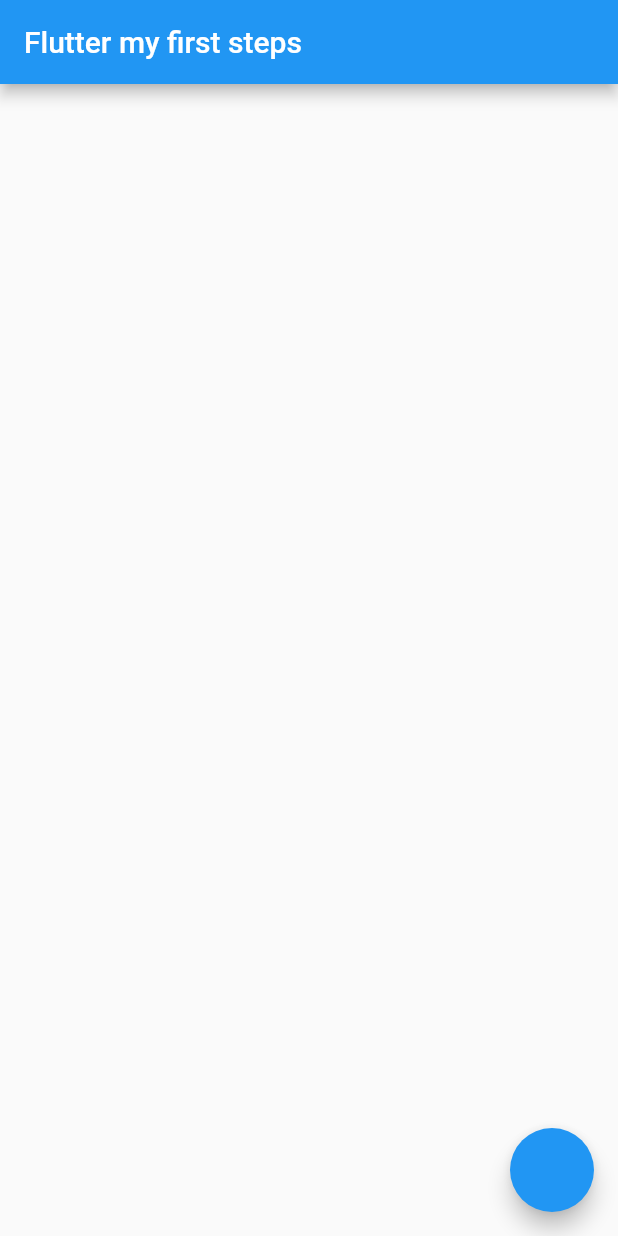
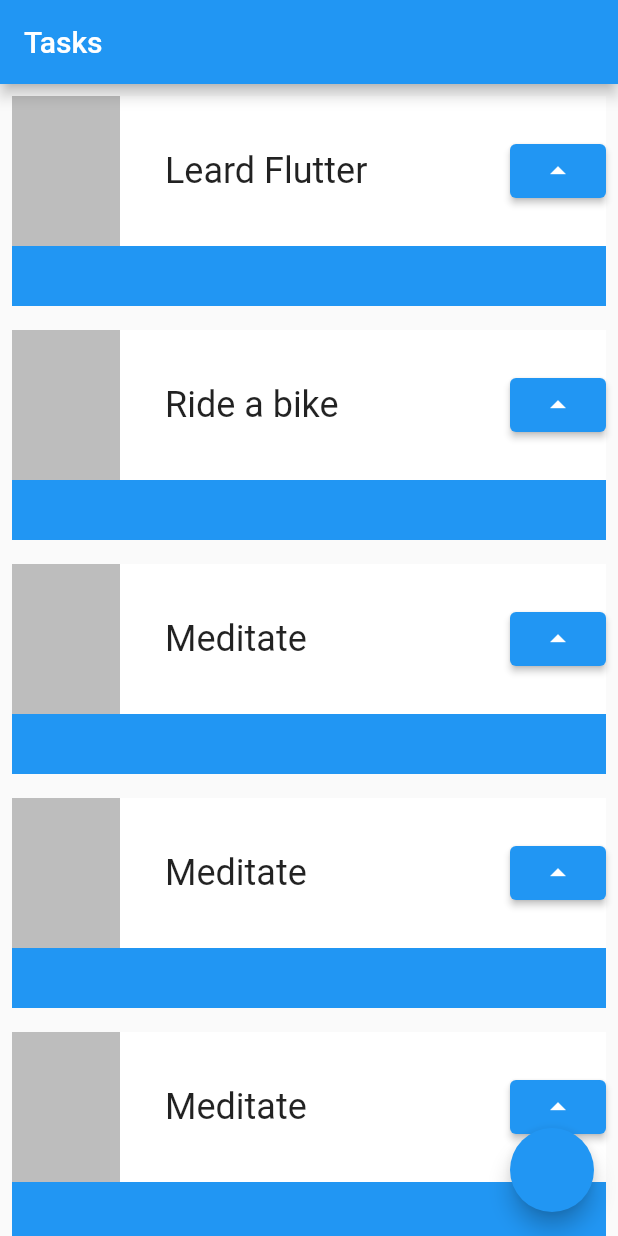
Before and after one commit to EduardoBritto22/task_force, a Flutter app: the screen it shows after launch, on a phone screen of 412 x 824 dp. Run offline on Flutter 3.47's test engine with Material 2 defaults, Android fonts, the phone set to English and light mode, and no system bars.

Commit message:
Add Widget for a Task card

```diff
--- a/lib/main.dart
+++ b/lib/main.dart
@@ -16,10 +16,78 @@ class MyApp extends StatelessWidget {
         ),
         home: Scaffold(
           appBar: AppBar(
-            title: Text('Flutter my first steps'),
+            title: Text('Tasks'),
           ),
-          body: Container(),
-          floatingActionButton: FloatingActionButton(onPressed: (){}),
+          body: ListView(
+            children: [
+              Task('Leard Flutter'),
+              Task('Ride a bike'),
+              Task('Meditate'),
+              Task('Meditate'),
+              Task('Meditate'),
+              Task('Meditate'),
+              Task('Meditate'),
+              Task('Meditate'),
+              Task('Meditate'),
+              Task('Meditate'),
+              Task('Meditate'),
+              Task('Meditate'),
+              Task('Meditate'),
+              Task('Meditate'),
+              Task('Meditate'),
+              Task('Meditate'),
+              Task('Meditate'),
+              Task('Meditate'),
+              Task('Meditate'),
+            ],
+          ),
+          floatingActionButton: FloatingActionButton(onPressed: () {}),
         ));
   }
 }
+
+class Task extends StatelessWidget {
+  final String name;
+
+  const Task(this.name, {Key? key}) : super(key: key);
+
+  @override
+  Widget build(BuildContext context) {
+    return Padding(
+      padding: const EdgeInsets.all(8.0),
+      child: Container(
+        child: Stack(
+          children: [
+            Container(
+              color: Colors.blue,
+              height: 140,
+            ),
+            Container(
+                color: Colors.white,
+                height: 100,
+                child: Row(
+                  mainAxisAlignment: MainAxisAlignment.spaceBetween,
+                  children: [
+                    Container(
+                      color: Colors.black26,
+                      width: 72,
+                      height: 100,
+                    ),
+                    Container( // To constrain the size of the text
+                      width: 200,
+                      child: Text(
+                        name,
+                        style: TextStyle(fontSize: 24),
+                        overflow: TextOverflow.ellipsis,
+                      ),
+                    ),
+                    ElevatedButton(
+                        onPressed: () {}, child: Icon(Icons.arrow_drop_up))
+                  ],
+                ))
+          ],
+        ),
+      ),
+    );
+  }
+}
```
